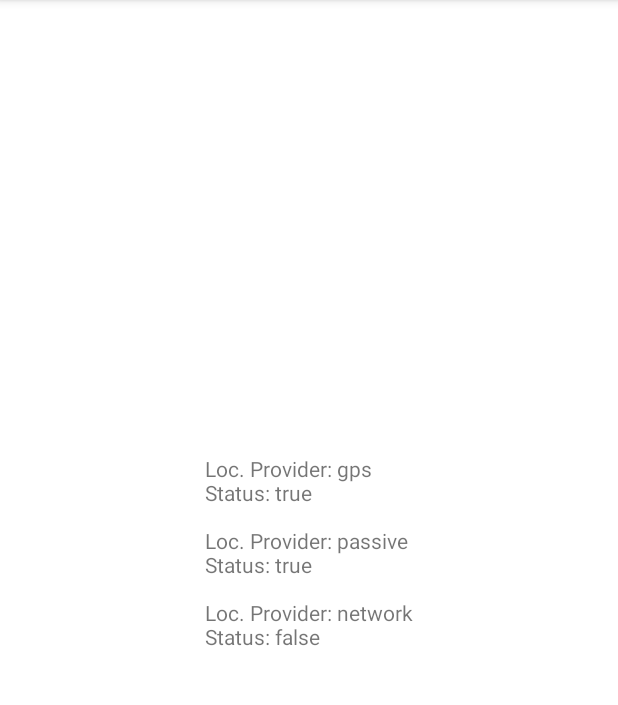
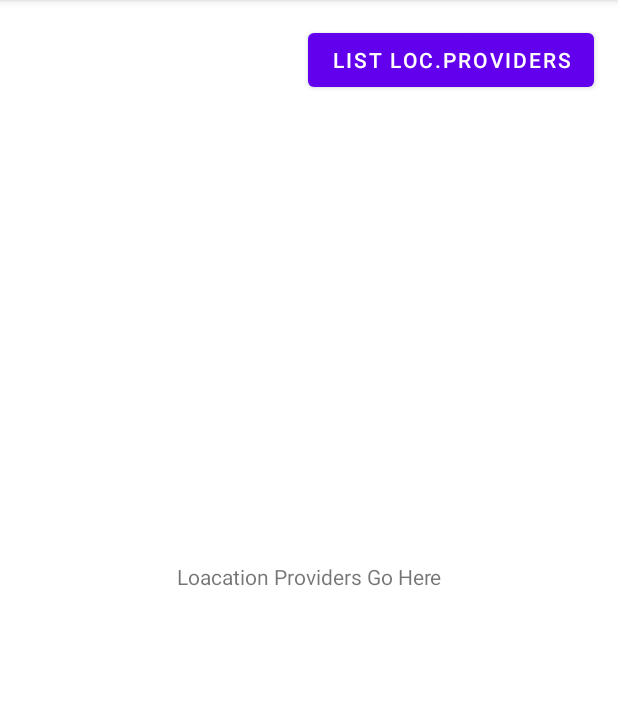
Before and after one commit to Hyejeong00/LocProviderList, an Android app: the screen it shows after launch (LocProviderListActivity), on a phone screen of 412 x 824 dp, the part 84-789 px from its top. Run offline under Robolectric (Android 15) with nearby library versions, the phone set to English and light mode, and no system bars.

Commit message:
added Button

```diff
--- a/app/src/main/java/com/example/locproviderlist/LocProviderListActivity.java
+++ b/app/src/main/java/com/example/locproviderlist/LocProviderListActivity.java
@@ -4,6 +4,8 @@ import androidx.appcompat.app.AppCompatActivity;
 
 import android.location.LocationManager;
 import android.os.Bundle;
+import android.view.View;
+import android.widget.Button;
 import android.widget.TextView;
 
 import java.util.List;
@@ -12,6 +14,7 @@ public class LocProviderListActivity extends AppCompatActivity {
     TextView mTextView;
     LocationManager LocMgr;
     List<String> LocProviders;
+    Button button;
 
     @Override
     protected void onCreate(Bundle savedInstanceState) {
@@ -23,11 +26,18 @@ public class LocProviderListActivity extends AppCompatActivity {
 
         LocProviders = LocMgr.getAllProviders();
 
+        button = findViewById(R.id.button);
+
+        button.setOnClickListener(new View.OnClickListener() {
             String s = "";
+            @Override
+            public void onClick(View view) {
                 for(int i = 0; i < LocProviders.size(); i++){
                     s += "Loc. Provider: " + LocProviders.get(i) + "\n"
                             + "Status: " + LocMgr.isProviderEnabled(LocProviders.get(i)) + "\n\n";
                 }
                 mTextView.setText(s);
             }
+        });
     }
+}
--- a/app/src/main/res/layout/activity_main.xml
+++ b/app/src/main/res/layout/activity_main.xml
@@ -7,13 +7,23 @@
     tools:context=".LocProviderListActivity">
 
     <TextView
+        android:id="@+id/textOutput"
         android:layout_width="wrap_content"
         android:layout_height="wrap_content"
-        android:id="@+id/textOutput"
         android:text="Loacation Providers Go Here"
         app:layout_constraintBottom_toBottomOf="parent"
         app:layout_constraintLeft_toLeftOf="parent"
         app:layout_constraintRight_toRightOf="parent"
         app:layout_constraintTop_toTopOf="parent" />
 
+    <Button
+        android:id="@+id/button"
+        android:layout_width="wrap_content"
+        android:layout_height="wrap_content"
+        android:layout_marginTop="16dp"
+        android:layout_marginEnd="16dp"
+        android:text="list loc.providers"
+        app:layout_constraintEnd_toEndOf="parent"
+        app:layout_constraintTop_toTopOf="parent" />
+
 </androidx.constraintlayout.widget.ConstraintLayout>
```
Lines whose indentation alone changed are shown as unchanged.
